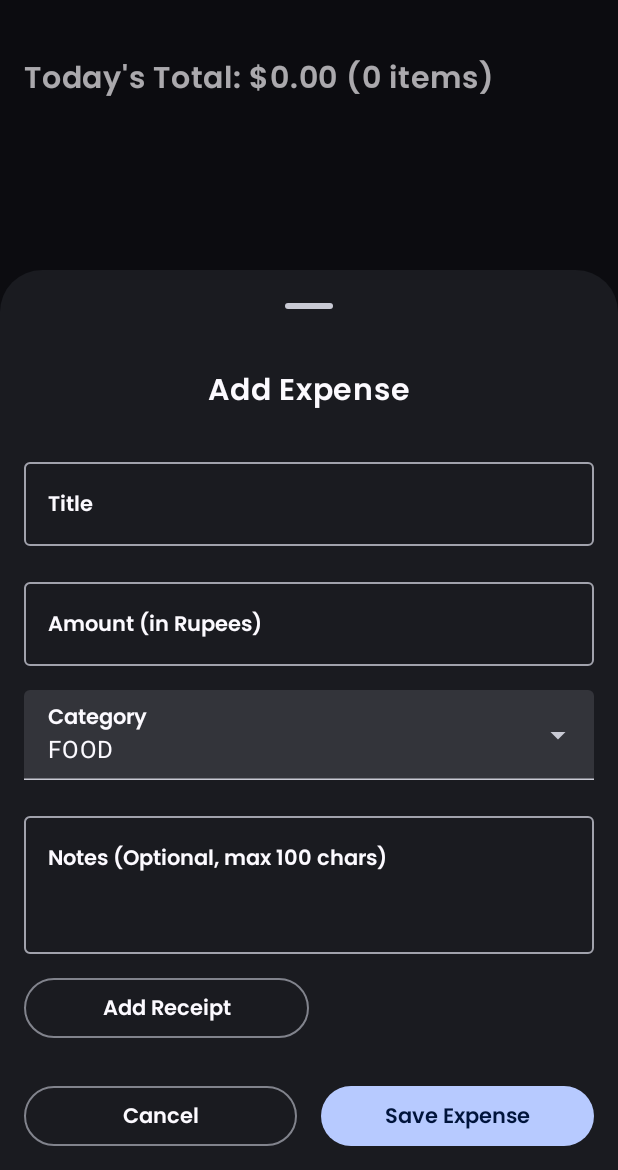
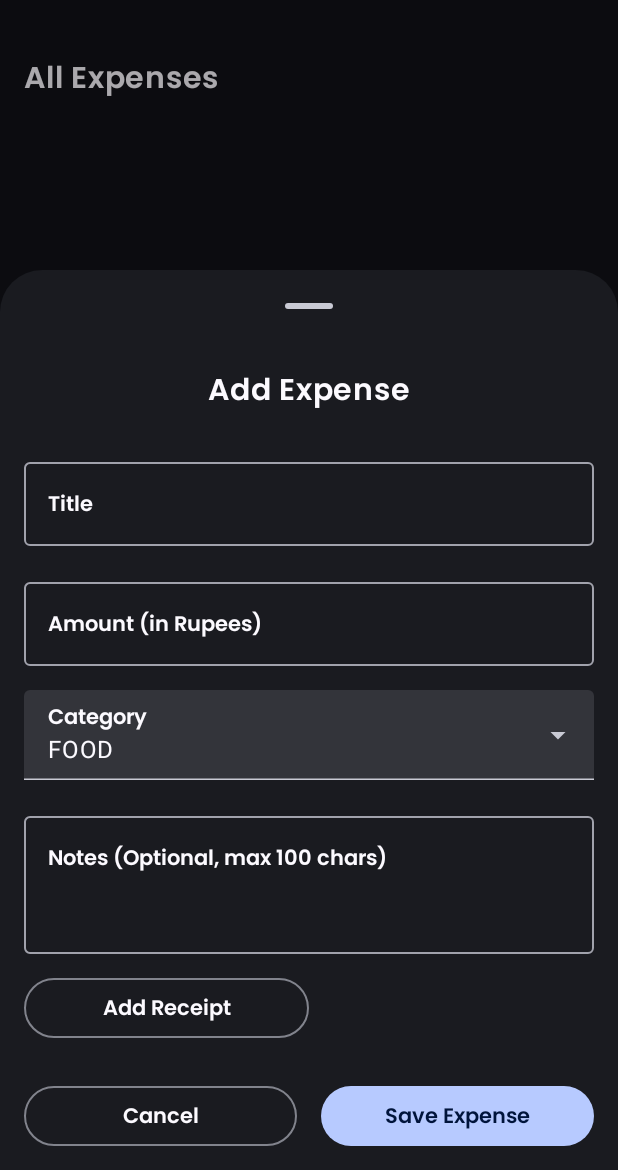
Before and after one commit to DarshReddy/Zospend, an Android app built with Jetpack Compose: the screen it shows after launch (MainActivity), after a tap on "Add Expense", on a phone screen of 412 x 824 dp, the part 66-1236 px from its top. Run offline under Robolectric (Android 15) with nearby library versions, the phone set to English and light mode, and no system bars; our stand-ins replace Room's generated code; 1 other tap on this screen came first.

Commit message:
Refactor: Externalize UI strings to `strings.xml`
This commit moves hardcoded strings from composable functions in `MainScreen`, `EntryScreen`, and `ExpenseListScreen` to the `strings.xml` resource file. This improves localization capabilities and code maintainability.

**MainScreen:**
- TopAppBar title, theme toggle content description, and export CSV content description now use string resources.
- Bottom navigation item labels and content descriptions are now sourced from string resources.
- CSV export intent subject and chooser title now use string resources.
- Corrected `hasRoute` usage for NavDestination.

**EntryScreen:**
- Screen titles ("Add Expense", "Edit Expense") are now string resources.
- Labels and error messages for title, amount, and notes input fields use string resources.
- "Add Receipt", "Change Receipt", and selected receipt image content description now use string resources.
- "Cancel", "Update Expense", and "Save Expense" button labels are now string resources.
- Category dropdown label now uses a string resource.

**ExpenseListScreen:**
- The "All Expenses" title is now a string resource.
- The content description for full-sized receipt images and receipt thumbnails now uses a string resource.
- The empty state message ("No expenses yet...") is now a string resource.
- Removed the `SummaryHeader` composable as its functionality is covered by existing UI elements and will be reimplemented if needed.

**strings.xml:**
- Added new string resources for the UI elements mentioned above.

```diff
--- a/app/src/main/java/com/assignment/zospend/ui/entry/EntryScreen.kt
+++ b/app/src/main/java/com/assignment/zospend/ui/entry/EntryScreen.kt
@@ -88,19 +88,25 @@ fun EntryScreen(
                 onNavigateBack()
             }
         } else {
-            TitleLarge(if (uiState.isEditMode) "Edit Expense" else "Add Expense")
+            TitleLarge(
+                if (uiState.isEditMode) stringResource(id = R.string.edit_expense_title)
+                else stringResource(id = R.string.add_expense_title)
+            )
             Spacer(modifier = Modifier.height(24.dp))
 
             OutlinedTextField(
                 value = uiState.title,
                 onValueChange = viewModel::onTitleChange,
-                label = { LabelMedium("Title") },
+                label = { LabelMedium(stringResource(id = R.string.expense_title_label)) },
                 isError = uiState.titleError,
                 singleLine = true,
                 modifier = Modifier.fillMaxWidth()
             )
             if (uiState.titleError) {
-                BodyRegular("Title cannot be empty", color = MaterialTheme.colorScheme.error)
+                BodyRegular(
+                    stringResource(id = R.string.expense_title_error),
+                    color = MaterialTheme.colorScheme.error
+                )
             }
 
             Spacer(modifier = Modifier.height(16.dp))
@@ -108,7 +114,7 @@ fun EntryScreen(
             OutlinedTextField(
                 value = uiState.amount,
                 onValueChange = viewModel::onAmountChange,
-                label = { LabelMedium("Amount (in Rupees)") },
+                label = { LabelMedium(stringResource(id = R.string.expense_amount_label)) },
                 isError = uiState.amountError,
                 keyboardOptions = KeyboardOptions(keyboardType = KeyboardType.NumberPassword),
                 singleLine = true,
@@ -117,7 +123,7 @@ fun EntryScreen(
             )
             if (uiState.amountError) {
                 BodyRegular(
-                    "Amount must be a valid number greater than 0",
+                    stringResource(id = R.string.expense_amount_error),
                     color = MaterialTheme.colorScheme.error,
                 )
             }
@@ -134,7 +140,7 @@ fun EntryScreen(
             OutlinedTextField(
                 value = uiState.note,
                 onValueChange = viewModel::onNoteChange,
-                label = { LabelMedium("Notes (Optional, max 100 chars)") },
+                label = { LabelMedium(stringResource(id = R.string.expense_notes_label)) },
                 modifier = Modifier
                     .fillMaxWidth()
                     .height(100.dp)
@@ -156,7 +162,8 @@ fun EntryScreen(
                             )
                         )
                     },
-                    text = if (uiState.selectedReceiptUri == null) "Add Receipt" else "Change Receipt"
+                    text = if (uiState.selectedReceiptUri == null) stringResource(id = R.string.add_receipt_button_label)
+                    else stringResource(id = R.string.change_receipt_button_label)
                 )
 
                 if (uiState.selectedReceiptUri != null) {
@@ -167,7 +174,7 @@ fun EntryScreen(
                                 .crossfade(true)
                                 .build()
                         ),
-                        contentDescription = "Selected receipt",
+                        contentDescription = stringResource(id = R.string.selected_receipt_content_description),
                         modifier = Modifier.size(64.dp),
                         contentScale = ContentScale.Crop
                     )
@@ -184,14 +191,15 @@ fun EntryScreen(
                     onClick = {
                         onNavigateBack()
                     },
-                    text = "Cancel",
+                    text = stringResource(id = R.string.cancel_button_label),
                     modifier = Modifier
                         .padding(end = 16.dp)
                         .fillMaxWidth(0.5f)
                 )
                 PrimaryButton(
                     onClick = viewModel::saveExpense,
-                    text = if (uiState.isEditMode) "Update Expense" else "Save Expense"
+                    text = if (uiState.isEditMode) stringResource(id = R.string.update_expense_button_label)
+                    else stringResource(id = R.string.save_expense_button_label)
                 )
             }
 
@@ -246,7 +254,7 @@ fun CategoryDropDown(
             readOnly = true,
             value = selectedCategory.name,
             onValueChange = {},
-            label = { LabelMedium("Category") },
+            label = { LabelMedium(stringResource(id = R.string.expense_category_label)) },
             trailingIcon = { ExposedDropdownMenuDefaults.TrailingIcon(expanded = expanded) },
             colors = ExposedDropdownMenuDefaults.textFieldColors(),
         )
--- a/app/src/main/java/com/assignment/zospend/ui/list/ExpenseListScreen.kt
+++ b/app/src/main/java/com/assignment/zospend/ui/list/ExpenseListScreen.kt
@@ -26,6 +26,7 @@ import androidx.compose.ui.Modifier
 import androidx.compose.ui.platform.LocalConfiguration
 import androidx.compose.ui.platform.LocalContext
 import androidx.compose.ui.res.painterResource
+import androidx.compose.ui.res.stringResource
 import androidx.compose.ui.text.style.TextAlign
 import androidx.compose.ui.tooling.preview.Preview
 import androidx.compose.ui.unit.dp
@@ -57,29 +58,17 @@ fun ExpenseListScreen(
             .fillMaxSize()
             .padding(16.dp)
     ) {
-        SummaryHeader(
-            totalAmount = uiState.totalAmount,
-            totalCount = uiState.totalCount
-        )
-
-        if (uiState.totalCount == 0) {
+        if (uiState.expenses.isEmpty()) {
             EmptyState()
         } else {
+            TitleLarge(stringResource(id = R.string.all_expenses_title))
+            Spacer(Modifier.height(16.dp))
             ExpenseItemsList(
                 expenses = uiState.expenses.values.flatten(),
                 onItemClick = onItemClick
             )
         }
     }
-}
-
-@Composable
-private fun SummaryHeader(totalAmount: Long, totalCount: Int) {
-    val formattedAmount =
-        NumberFormat.getCurrencyInstance(LocalConfiguration.current.locales[0])
-            .format(totalAmount / 100.0)
-    TitleLarge(text = "Today's Total: $formattedAmount ($totalCount items)")
-    Spacer(Modifier.height(16.dp))
 }
 
 @Composable
@@ -109,7 +98,7 @@ private fun ExpenseItemsList(
                     .data(selectedImageUri)
                     .crossfade(true)
                     .build(),
-                contentDescription = "Full-sized receipt image",
+                contentDescription = stringResource(id = R.string.selected_receipt_content_description),
                 modifier = Modifier.fillMaxWidth()
             )
         }
@@ -151,7 +140,7 @@ private fun ExpenseItem(
                         .crossfade(true)
                         .build(),
                     error = painterResource(id = R.drawable.ic_broken_image),
-                    contentDescription = "Receipt thumbnail",
+                    contentDescription = stringResource(id = R.string.selected_receipt_content_description),
                     modifier = Modifier
                         .size(48.dp)
                         .padding(end = 12.dp)
@@ -169,7 +158,7 @@ private fun ExpenseItem(
 @Composable
 private fun EmptyState() {
     Box(modifier = Modifier.fillMaxSize(), contentAlignment = Alignment.Center) {
-        BodyLarge("No expenses today.\nTap the + button to add one!", textAlign = TextAlign.Center)
+        BodyLarge(stringResource(id = R.string.no_expenses_yet), textAlign = TextAlign.Center)
     }
 }
 
--- a/app/src/main/java/com/assignment/zospend/ui/main/MainScreen.kt
+++ b/app/src/main/java/com/assignment/zospend/ui/main/MainScreen.kt
@@ -33,12 +33,14 @@ import androidx.compose.runtime.rememberCoroutineScope
 import androidx.compose.runtime.setValue
 import androidx.compose.ui.Modifier
 import androidx.compose.ui.platform.LocalContext
+import androidx.compose.ui.res.stringResource
 import androidx.compose.ui.unit.dp
 import androidx.lifecycle.viewmodel.compose.viewModel
 import androidx.navigation.NavController
 import androidx.navigation.NavDestination.Companion.hasRoute
 import androidx.navigation.compose.currentBackStackEntryAsState
 import androidx.navigation.compose.rememberNavController
+import com.assignment.zospend.R
 import com.assignment.zospend.domain.model.Category
 import com.assignment.zospend.ui.components.LabelMedium
 import com.assignment.zospend.ui.components.TitleRegular
@@ -73,12 +75,12 @@ fun MainScreen(
     Scaffold(
         topBar = {
             TopAppBar(
-                title = { TitleRegular(text = "Zospend") },
+                title = { TitleRegular(text = stringResource(id = R.string.app_name)) },
                 actions = {
                     IconButton(onClick = onThemeToggle) {
                         Icon(
                             imageVector = if (isDarkTheme) Icons.Outlined.LightMode else Icons.Outlined.Nightlight,
-                            contentDescription = "Toggle Theme"
+                            contentDescription = stringResource(id = R.string.toggle_theme_content_description)
                         )
                     }
                     AnimatedVisibility(visible = isReportsSelected) {
@@ -89,7 +91,10 @@ fun MainScreen(
                                 reportState.categoryTotals
                             )
                         }) {
-                            Icon(Icons.Outlined.Share, contentDescription = "Export CSV")
+                            Icon(
+                                Icons.Outlined.Share,
+                                contentDescription = stringResource(id = R.string.export_csv_content_description)
+                            )
                         }
                     }
                 }
@@ -105,7 +110,10 @@ fun MainScreen(
         floatingActionButton = {
             if (isTodaySelected) {
                 FloatingActionButton(onClick = { showBottomSheet = true }) {
-                    Icon(Icons.Default.Add, contentDescription = "Add Expense")
+                    Icon(
+                        Icons.Default.Add,
+                        contentDescription = stringResource(id = R.string.add_expense_content_description)
+                    )
                 }
             }
         }
@@ -145,10 +153,10 @@ fun AppBottomBar(
             icon = {
                 Icon(
                     imageVector = if (isTodaySelected) Icons.Filled.Today else Icons.Outlined.Today,
-                    contentDescription = "Today"
+                    contentDescription = stringResource(id = R.string.bottom_nav_today_content_description)
                 )
             },
-            label = { LabelMedium("Today") },
+            label = { LabelMedium(stringResource(id = R.string.bottom_nav_today)) },
             selected = isTodaySelected,
             onClick = {
                 navController.navigate(BottomNavItems.Today) {
@@ -161,10 +169,10 @@ fun AppBottomBar(
             icon = {
                 Icon(
                     imageVector = if (isReportsSelected) Icons.Filled.Analytics else Icons.Outlined.Analytics,
-                    contentDescription = "Reports"
+                    contentDescription = stringResource(id = R.string.bottom_nav_reports_content_description)
                 )
             },
-            label = { LabelMedium("Reports") },
+            label = { LabelMedium(stringResource(id = R.string.bottom_nav_reports)) },
             selected = isReportsSelected,
             onClick = {
                 navController.navigate(BottomNavItems.Reports) {
@@ -184,8 +192,13 @@ private fun shareReport(
     val reportCsv = CsvUtils.createReportCsv(dailyTotals, categoryTotals)
     val intent = Intent(Intent.ACTION_SEND).apply {
         type = "text/csv"
-        putExtra(Intent.EXTRA_SUBJECT, "Zospend Expense Report")
+        putExtra(Intent.EXTRA_SUBJECT, context.getString(R.string.expense_report_subject))
         putExtra(Intent.EXTRA_TEXT, reportCsv)
     }
-    context.startActivity(Intent.createChooser(intent, "Share Report"))
+    context.startActivity(
+        Intent.createChooser(
+            intent,
+            context.getString(R.string.share_report_title)
+        )
+    )
 }
--- a/app/src/main/res/values/strings.xml
+++ b/app/src/main/res/values/strings.xml
@@ -1,4 +1,30 @@
 <resources>
     <string name="app_name">Zospend</string>
     <string name="duplicate_expense_error">You have already added this expense.</string>
+    <string name="cancel_button_label">Cancel</string>
+    <string name="todays_total">Today\'s Total: %1$s (%2$d items)</string>
+    <string name="edit_expense_title">Edit Expense</string>
+    <string name="add_expense_title">Add Expense</string>
+    <string name="expense_title_label">Title</string>
+    <string name="expense_title_error">Title cannot be empty</string>
+    <string name="expense_amount_label">Amount (in Rupees)</string>
+    <string name="expense_amount_error">Amount must be a valid number greater than 0</string>
+    <string name="expense_notes_label">Notes (Optional, max 100 chars)</string>
+    <string name="add_receipt_button_label">Add Receipt</string>
+    <string name="change_receipt_button_label">Change Receipt</string>
+    <string name="selected_receipt_content_description">Selected receipt</string>
+    <string name="update_expense_button_label">Update Expense</string>
+    <string name="save_expense_button_label">Save Expense</string>
+    <string name="expense_category_label">Category</string>
+    <string name="no_expenses_yet">No expenses yet.\nAdd one to get started!</string>
+    <string name="all_expenses_title">All Expenses</string>
+    <string name="toggle_theme_content_description">Toggle Theme</string>
+    <string name="export_csv_content_description">Export CSV</string>
+    <string name="bottom_nav_today">Today</string>
+    <string name="bottom_nav_today_content_description">Today</string>
+    <string name="bottom_nav_reports">Reports</string>
+    <string name="bottom_nav_reports_content_description">Reports</string>
+    <string name="add_expense_content_description">Add Expense</string>
+    <string name="expense_report_subject">Zospend Expense Report</string>
+    <string name="share_report_title">Share Report</string>
 </resources>
```
